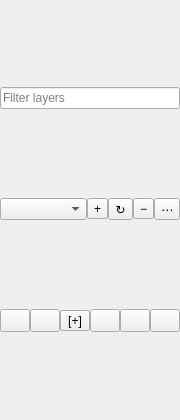
First picture: the form in scripts/Widgets/LayerManager/LayerManager.ui, repository Nate-the-Ace/cavecad-src, before the edit.
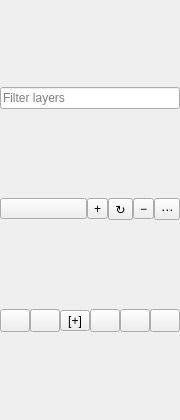
Second picture: the form after the edit.

Commit message: fix: the layer state picker is a button and a menu, not a combo box

Patch:
```diff
--- a/scripts/Widgets/LayerManager/LayerManager.ui
+++ b/scripts/Widgets/LayerManager/LayerManager.ui
@@ -40,13 +40,16 @@
       <number>0</number>
      </property>
      <item>
-      <widget class="QComboBox" name="StateCombo">
+      <widget class="QToolButton" name="StateButton">
        <property name="sizePolicy">
         <sizepolicy hsizetype="MinimumExpanding" vsizetype="Fixed">
          <horstretch>1</horstretch>
          <verstretch>0</verstretch>
         </sizepolicy>
        </property>
+       <property name="toolButtonStyle">
+        <enum>Qt::ToolButtonTextOnly</enum>
+       </property>
        <property name="toolTip">
         <string>Layer states</string>
        </property>
```
The commit also changes 2 other files.
